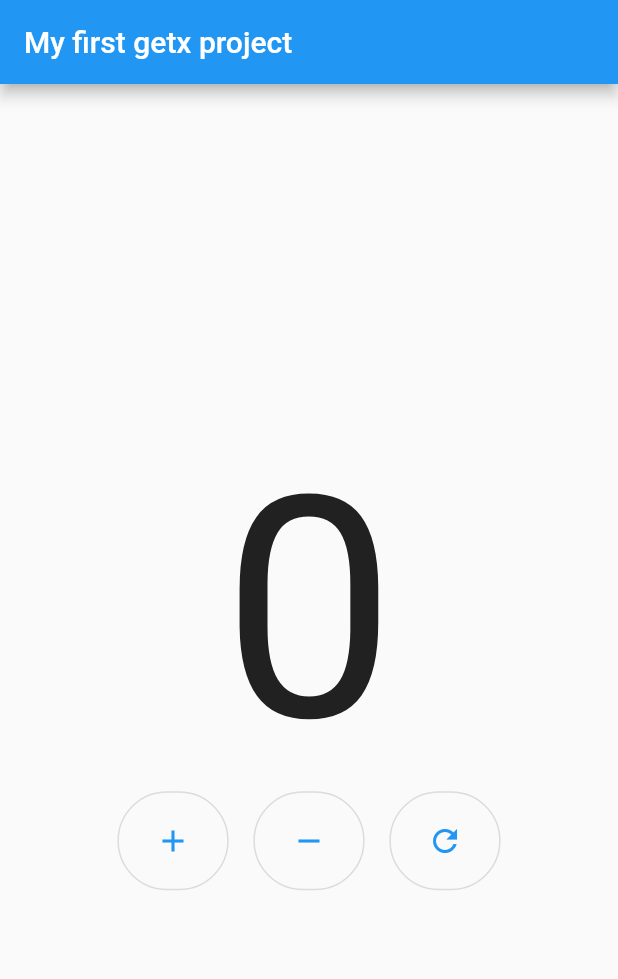
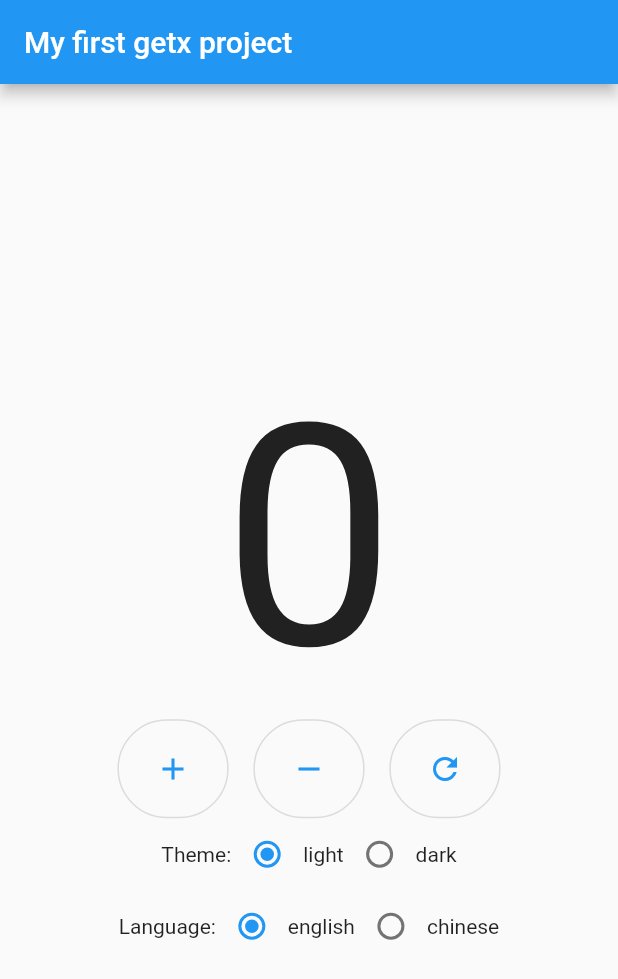
Before and after one commit to RickyJian/arc, a Flutter app: the screen it shows after launch, on a phone screen of 412 x 824 dp. Shown: the top 979 px of the screen. Run offline on Flutter 3.47's test engine with Material 2 defaults, Android fonts, the phone set to English and light mode, and no system bars; our stand-ins replace bloc, equatable, flutter_bloc, flutter_swiper, get, rxdart and 2 more.

Commit message:
add theme and language ui and binding

```diff
--- /dev/null
+++ b/getx_counter/lib/module/counter/const.dart
@@ -0,0 +1,2 @@
+const ratioTheme = 'Theme';
+const ratioLanguage = 'Language';
--- a/getx_counter/lib/module/counter/controller.dart
+++ b/getx_counter/lib/module/counter/controller.dart
@@ -1,4 +1,6 @@
 import 'package:get/get.dart';
+
+import 'component.dart';
 
 class CounterController extends GetxController {
   var counter = 0.obs;
@@ -8,4 +10,12 @@ class CounterController extends GetxController {
   void decrease() => counter.value--;
 
   void reset() => counter.value = 0;
+
+  var groupTheme = ThemeRatio.light.obs;
+
+  String changeTheme(String theme) => groupTheme.value = theme;
+
+  var groupLanguage = LanguageRatio.english.obs;
+
+  String changeLanguage(String language) => groupLanguage.value = language;
 }
--- a/getx_counter/lib/module/counter/page.dart
+++ b/getx_counter/lib/module/counter/page.dart
@@ -4,8 +4,11 @@ import 'package:get/get_state_manager/src/rx_flutter/rx_getx_widget.dart';
 import 'package:getx_counter/module/counter/controller.dart';
 import 'package:sizer/sizer.dart';
 
+import 'component.dart';
+import 'const.dart';
+
 class CounterPage extends StatelessWidget {
-  final CounterController c = Get.put(CounterController());
+  final CounterController controller = Get.put(CounterController());
 
   CounterPage({Key? key}) : super(key: key);
 
@@ -30,25 +33,40 @@ class CounterPage extends StatelessWidget {
                 ),
               ),
             ),
-            Row(
-              mainAxisAlignment: MainAxisAlignment.center,
-              children: <Widget>[
+            _groupWidget(widgets: <Widget>[
               _button(
                 icon: Icons.add,
-                  onPressed: c.increase,
+                onPressed: controller.increase,
               ),
               _partition(),
               _button(
                 icon: Icons.remove,
-                  onPressed: c.decrease,
+                onPressed: controller.decrease,
               ),
               _partition(),
               _button(
                 icon: Icons.refresh,
-                  onPressed: c.reset,
+                onPressed: controller.reset,
               ),
-              ],
-            )
+            ]),
+            GetX<CounterController>(
+              init: CounterController(),
+              builder: (info) => _ratios(
+                name: '$ratioTheme:',
+                items: <Ratio>[LightRatio(), DarkRatio()],
+                defaultItem: info.groupTheme.value,
+                onChanged: (value) => controller.changeTheme(value),
+              ),
+            ),
+            GetX<CounterController>(
+              init: CounterController(),
+              builder: (info) => _ratios(
+                name: '$ratioLanguage:',
+                items: <Ratio>[EnglishRatio(), ChineseRatio()],
+                defaultItem: info.groupLanguage.value,
+                onChanged: (value) => controller.changeLanguage(value),
+              ),
+            ),
           ],
         ),
       ),
@@ -73,6 +91,44 @@ class CounterPage extends StatelessWidget {
     );
   }
 
+  Widget _radio({required Ratio ratio, required String groupValue, required ValueChanged onChanged}) {
+    return Row(
+      mainAxisAlignment: MainAxisAlignment.center,
+      children: <Widget>[
+        Radio(
+          value: ratio.toString(),
+          groupValue: groupValue,
+          onChanged: onChanged,
+        ),
+        Text(ratio.toString()),
+      ],
+    );
+  }
+
+  Widget _ratios(
+      {required String name,
+      required List<Ratio> items,
+      required String defaultItem,
+      required ValueChanged onChanged}) {
+    return _groupWidget(
+      widgets: List.from([name, ...items]).map((value) {
+        if (value is String) {
+          return Text(value);
+        } else if (value is Ratio) {
+          return _radio(ratio: value, groupValue: defaultItem, onChanged: onChanged);
+        }
+        return Container();
+      }).toList(),
+    );
+  }
+
+  Widget _groupWidget({required List<Widget> widgets}) {
+    return Row(
+      mainAxisAlignment: MainAxisAlignment.center,
+      children: widgets,
+    );
+  }
+
   Widget _partition() {
     return Padding(
       padding: EdgeInsets.symmetric(
```
Lines whose indentation alone changed are shown as unchanged.
